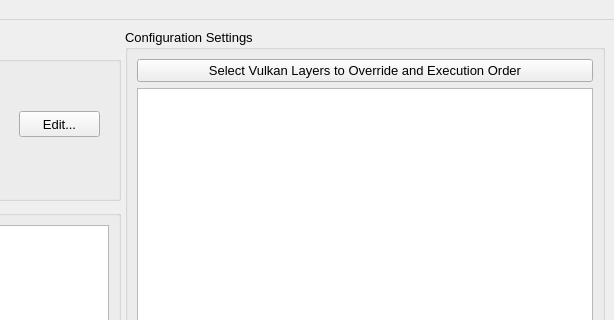
This is vkconfig/mainwindow.ui in LunarG/VulkanTools as Qt 5 draws it before an edit; both pictures show x 410 to 1024 and y 0 to 320 of the 1024 by 824 pixel window. The edited form follows.
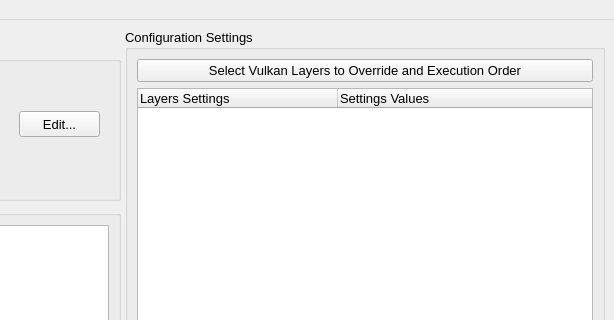
This is the edited form. Icons and pictures are not drawn.

Commit message: vkconfig - making the settings autoresize with the window resize

Patch:
```diff
--- a/vkconfig/mainwindow.ui
+++ b/vkconfig/mainwindow.ui
@@ -359,30 +359,25 @@
             <bool>false</bool>
            </property>
            <property name="columnCount">
-            <number>3</number>
+            <number>2</number>
            </property>
            <attribute name="headerVisible">
-            <bool>false</bool>
+            <bool>true</bool>
+           </attribute>
+           <attribute name="headerMinimumSectionSize">
+            <number>160</number>
            </attribute>
            <attribute name="headerDefaultSectionSize">
             <number>200</number>
            </attribute>
-           <attribute name="headerMinimumSectionSize">
-            <number>40</number>
-           </attribute>
            <column>
             <property name="text">
-             <string notr="true">1</string>
+             <string notr="true">Layers Settings</string>
             </property>
            </column>
            <column>
             <property name="text">
-             <string notr="true">2</string>
-            </property>
-           </column>
-           <column>
-            <property name="text">
-             <string notr="true">3</string>
+             <string notr="true">Settings Values</string>
             </property>
            </column>
           </widget>
```
Left out of the diff: 5 changed lines with no effect on the pictures.
